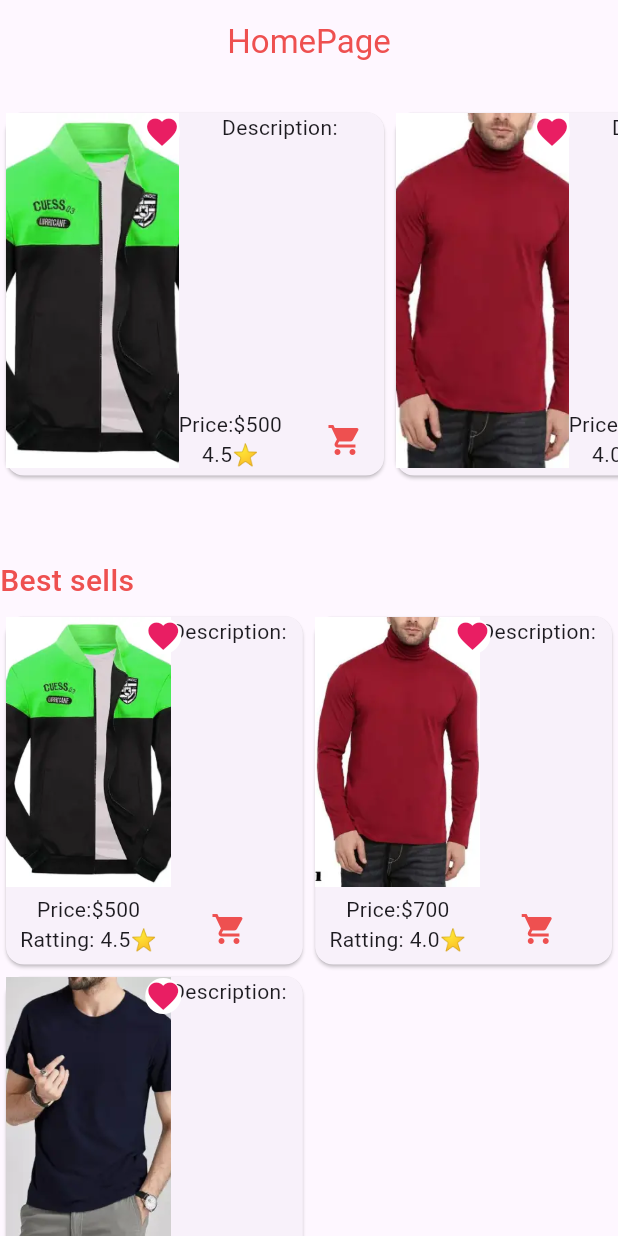
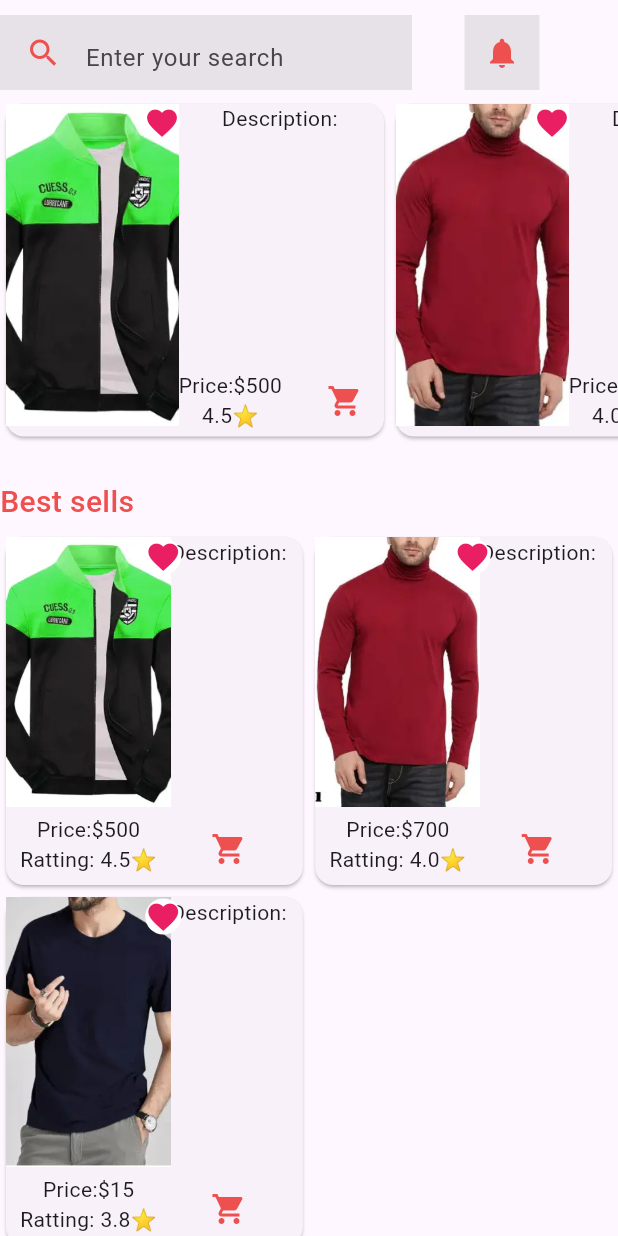
Before and after one commit to junayedahamed/task_one, a Flutter app: the HomeScreen screen opened directly, on a phone screen of 412 x 824 dp. Run offline on Flutter 3.47's test engine with Material 3 defaults, Android fonts, the phone set to English and light mode, and no system bars; our stand-ins replace animated_bottom_navigation_bar.

Commit message:
Enhance UI: Add clear icon to forgot password field and improve home screen layout with search and notification icons

```diff
--- a/lib/src/account recovary/forgot_passwors_page.dart
+++ b/lib/src/account recovary/forgot_passwors_page.dart
@@ -32,6 +32,10 @@ class ForgotPassworsPage extends StatelessWidget {
               ),
               TextFormField(
                 decoration: InputDecoration(
+                  suffix: Icon(
+                    Icons.clear,
+                    color: primaryColor,
+                  ),
                   label: Text(
                     "Enter email",
                   ),
--- a/lib/src/pages/home_screen.dart
+++ b/lib/src/pages/home_screen.dart
@@ -30,25 +30,68 @@ class HomeScreen extends StatelessWidget {
   @override
   Widget build(BuildContext context) {
     return Scaffold(
-      appBar: AppBar(
-        automaticallyImplyLeading: false,
-        centerTitle: true,
-        title: Text(
-          "HomePage",
-          style: TextStyle(
-            color: primaryColor,
-          ),
-        ),
-      ),
+      // appBar: AppBar(
+      //   automaticallyImplyLeading: false,
+      //   // centerTitle: true,
+      //   // title: Text(
+      //   //   "HomePage",
+      //   //   style: TextStyle(
+      //   //     color: primaryColor,
+      //   //   ),
+      //   // ),
+      // ),
       body: SizedBox.expand(
         child: Column(
           crossAxisAlignment: CrossAxisAlignment.start,
           children: [
             SizedBox(
-              height: 15,
+              height: 10,
+            ),
+            Row(
+              children: [
+                Container(
+                  padding: EdgeInsets.all(5),
+                  height: 50,
+                  width: MediaQuery.of(context).size.width / 1.5,
+                  decoration: BoxDecoration(
+                    color: Colors.black.withValues(
+                      alpha: 0.09,
+                    ),
+                  ),
+                  child: TextFormField(
+                    decoration: InputDecoration(
+                      prefixIcon: Icon(
+                        Icons.search,
+                        color: primaryColor,
+                      ),
+                      border: InputBorder.none,
+                      hintText: "Enter your search",
+                    ),
+                  ),
+                ),
+                SizedBox(
+                  width: 35,
+                ),
+                Container(
+                  height: 50,
+                  width: 50,
+                  decoration: BoxDecoration(
+                    color: Colors.black.withValues(
+                      alpha: 0.09,
+                    ),
+                  ),
+                  child: Icon(
+                    Icons.notifications,
+                    color: primaryColor,
+                  ),
+                )
+              ],
             ),
             SizedBox(
-              height: 250,
+              height: 5,
+            ),
+            SizedBox(
+              height: 230,
               width: double.infinity,
               child: ListView.builder(
                 itemCount: price.length,
@@ -66,7 +109,7 @@ class HomeScreen extends StatelessWidget {
                                 children: [
                                   Image.asset(
                                     images[index],
-                                    height: 237,
+                                    height: 215,
                                     width: 115,
                                     fit: BoxFit.cover,
                                   ),
@@ -133,7 +176,7 @@ class HomeScreen extends StatelessWidget {
               ),
             ),
             SizedBox(
-              height: 52,
+              height: 25,
             ),
             Text(
               "Best sells",
```
